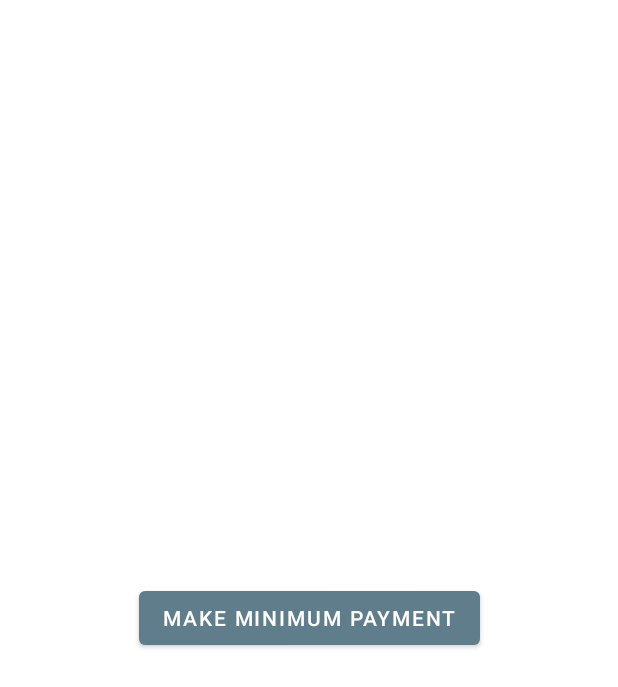
After one commit to mikeramrz/Credit-Keeper, an Android app: the layout fragment_edit_item_bottom_sheet_dialog.xml on its own in the app's theme, with its tools: preview values and no code run, on a phone screen of 412 x 824 dp. The commit adds this screen. Shown: the top 687 px of the screen. Run offline under Robolectric (Android 15) with nearby library versions, the phone set to English and light mode, and no system bars.

Commit message:
update with minimum payment paid update

```diff
--- a/app/src/main/java/com/scavdev/creditkeeper/di/AppComponent.kt
+++ b/app/src/main/java/com/scavdev/creditkeeper/di/AppComponent.kt
@@ -17,7 +17,8 @@ import javax.inject.Singleton
         AppModule::class,
         AppModule::class,
         CreditItemRepositoryModule::class,
-        CreditItemDatabaseModule::class
+        CreditItemDatabaseModule::class,
+        CreditItemUtilityModule::class
     ]
 )
 
--- a/app/src/main/java/com/scavdev/creditkeeper/di/ViewModelModule.kt
+++ b/app/src/main/java/com/scavdev/creditkeeper/di/ViewModelModule.kt
@@ -3,6 +3,7 @@ package com.scavdev.creditkeeper.di
 import androidx.lifecycle.ViewModel
 import com.scavdev.creditkeeper.ui.addItem.AddCreditItemViewModel
 import com.scavdev.creditkeeper.ui.addItem.DeleteItemConfirmationBottomSheetDialog
+import com.scavdev.creditkeeper.ui.editItem.EditItemBottomSheetDialogFragment
 import com.scavdev.creditkeeper.ui.home.HomeViewModel
 import dagger.Binds
 import dagger.Module
@@ -25,4 +26,7 @@ abstract class ViewModelModule {
     @ContributesAndroidInjector
     abstract fun DeleteItemConfirmationBottomSheetDialog(): DeleteItemConfirmationBottomSheetDialog
 
+    @ContributesAndroidInjector
+    abstract fun EditItemBottomSheetDialog(): EditItemBottomSheetDialogFragment
+
 }
--- a/app/src/main/java/com/scavdev/creditkeeper/model/CreditItemDao.kt
+++ b/app/src/main/java/com/scavdev/creditkeeper/model/CreditItemDao.kt
@@ -2,6 +2,7 @@ package com.scavdev.creditkeeper.model
 
 import androidx.room.*
 import kotlinx.coroutines.flow.Flow
+import java.math.BigDecimal
 
 @Dao
 interface CreditItemDao {
@@ -24,4 +25,6 @@ interface CreditItemDao {
     @Update
     fun update(creditItem: CreditItem)
 
+   /* @Query("UPDATE credit_items SET outstandingBalance = :newOutStandingBalance WHERE id = :creditItemId")
+    suspend fun updateOutstandingBalance(creditItemId: Int, newOutStandingBalance: BigDecimal, newUtilization: BigDecimal)*/
 }
--- a/app/src/main/java/com/scavdev/creditkeeper/model/ICreditRepository.kt
+++ b/app/src/main/java/com/scavdev/creditkeeper/model/ICreditRepository.kt
@@ -1,6 +1,7 @@
 package com.scavdev.creditkeeper.model
 
 import kotlinx.coroutines.flow.Flow
+import java.math.BigDecimal
 
 interface ICreditRepository {
 
@@ -13,4 +14,6 @@ interface ICreditRepository {
     suspend fun deleteCreditItem(creditItemId: Int)
 
     suspend fun addCreditItem(creditItem: CreditItem)
+
+   // suspend fun updateCreditItemBalance(creditItemId: Int, newBalance: BigDecimal, newUtilization: BigDecimal)
 }
--- /dev/null
+++ b/app/src/main/res/layout/fragment_edit_item_bottom_sheet_dialog.xml
@@ -0,0 +1,23 @@
+<?xml version="1.0" encoding="utf-8"?>
+<androidx.constraintlayout.widget.ConstraintLayout xmlns:android="http://schemas.android.com/apk/res/android"
+    xmlns:tools="http://schemas.android.com/tools"
+    android:layout_width="match_parent"
+    android:layout_height="match_parent"
+    xmlns:app="http://schemas.android.com/apk/res-auto"
+    android:minHeight="64dp"
+    tools:context=".ui.editItem.EditItemBottomSheetDialogFragment">
+
+
+        <com.google.android.material.button.MaterialButton
+            android:id="@+id/bottom_sheet_edit_button_make_min_payment"
+            android:layout_width="wrap_content"
+            app:layout_constraintBottom_toBottomOf="parent"
+            app:layout_constraintStart_toStartOf="parent"
+            app:layout_constraintTop_toTopOf="parent"
+            app:layout_constraintEnd_toEndOf="parent"
+            android:layout_height="wrap_content"
+            android:text="Make Minimum Payment"/>
+
+
+
+</androidx.constraintlayout.widget.ConstraintLayout>
--- a/app/src/main/res/values/strings.xml
+++ b/app/src/main/res/values/strings.xml
@@ -7,4 +7,6 @@
     <string name="delete_credit_item_confirmation">Delete Credit Item?</string>
     <string name="card_view_delete_button_text">Delete</string>
     <string name="card_view_update_item_button_text">Update</string>
+    <!-- TODO: Remove or change this placeholder text -->
+    <string name="hello_blank_fragment">Hello blank fragment</string>
 </resources>
--- a/app/src/main/res/values/styles.xml
+++ b/app/src/main/res/values/styles.xml
@@ -6,6 +6,23 @@
         <item name="colorPrimary">@color/colorPrimary</item>
         <item name="colorPrimaryDark">@color/colorPrimaryDark</item>
         <item name="colorAccent">@color/colorAccent</item>
+        <item name="bottomSheetDialogTheme">@style/CustomBottomSheetDialog</item>
+    </style>
+
+    <style name="CustomBottomSheetDialog" parent="@style/ThemeOverlay.MaterialComponents.BottomSheetDialog">
+        <item name="bottomSheetStyle">@style/CustomBottomSheet</item>
+    </style>
+
+    <style name="CustomBottomSheet" parent="Widget.MaterialComponents.BottomSheet">
+        <item name="shapeAppearanceOverlay">@style/CustomShapeAppearanceBottomSheetDialog</item>
+    </style>
+
+    <style name="CustomShapeAppearanceBottomSheetDialog" parent="">
+        <item name="cornerFamily">rounded</item>
+        <item name="cornerSizeTopRight">24dp</item>
+        <item name="cornerSizeTopLeft">24dp</item>
+        <item name="cornerSizeBottomRight">0dp</item>
+        <item name="cornerSizeBottomLeft">0dp</item>
     </style>
 
 </resources>
```
Also changed, not shown: app/src/main/java/com/scavdev/creditkeeper/adapters/ExpandableCreditAdapter.kt (+15 -0 lines), app/src/main/java/com/scavdev/creditkeeper/di/CreditItemUtilityModule.kt (added, +14 -0 lines), app/src/main/java/com/scavdev/creditkeeper/model/CreditItemUpdateUtility.kt (added, +59 -0 lines), app/src/main/java/com/scavdev/creditkeeper/model/CreditRepository.kt (+6 -1 lines), app/src/main/java/com/scavdev/creditkeeper/model/ICreditItemUpdateUtility.kt (added, +13 -0 lines), app/src/main/java/com/scavdev/creditkeeper/ui/editItem/EditItemBottomSheetDialogFragment.kt (added, +79 -0 lines), app/src/main/java/com/scavdev/creditkeeper/ui/home/HomeViewModel.kt (+24 -0 lines).
